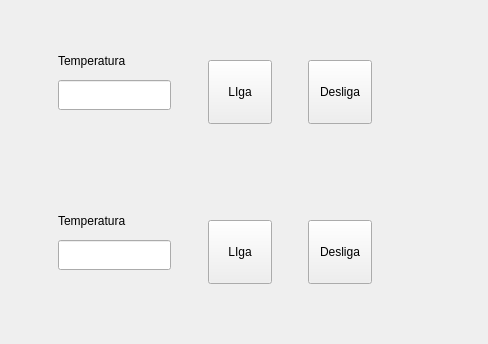
Above: View/form_operacao_manual.ui from maeda-st/choque-termico before the change; both pictures show x 532 to 1020 and y 110 to 454 of the 1020 by 600 pixel window. Below: the same form after it.
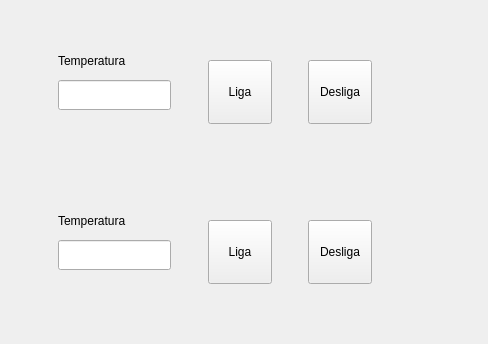
That is the form after the change.

Patch:
```diff
--- a/View/form_operacao_manual.ui
+++ b/View/form_operacao_manual.ui
@@ -134,7 +134,7 @@
     </rect>
    </property>
    <property name="text">
-    <string>LIga</string>
+    <string>Liga</string>
    </property>
   </widget>
   <widget class="QPushButton" name="btDesligaQuente">
@@ -206,7 +206,7 @@
     </rect>
    </property>
    <property name="text">
-    <string>LIga</string>
+    <string>Liga</string>
    </property>
   </widget>
   <widget class="QPushButton" name="btDesligaFrio">
```
